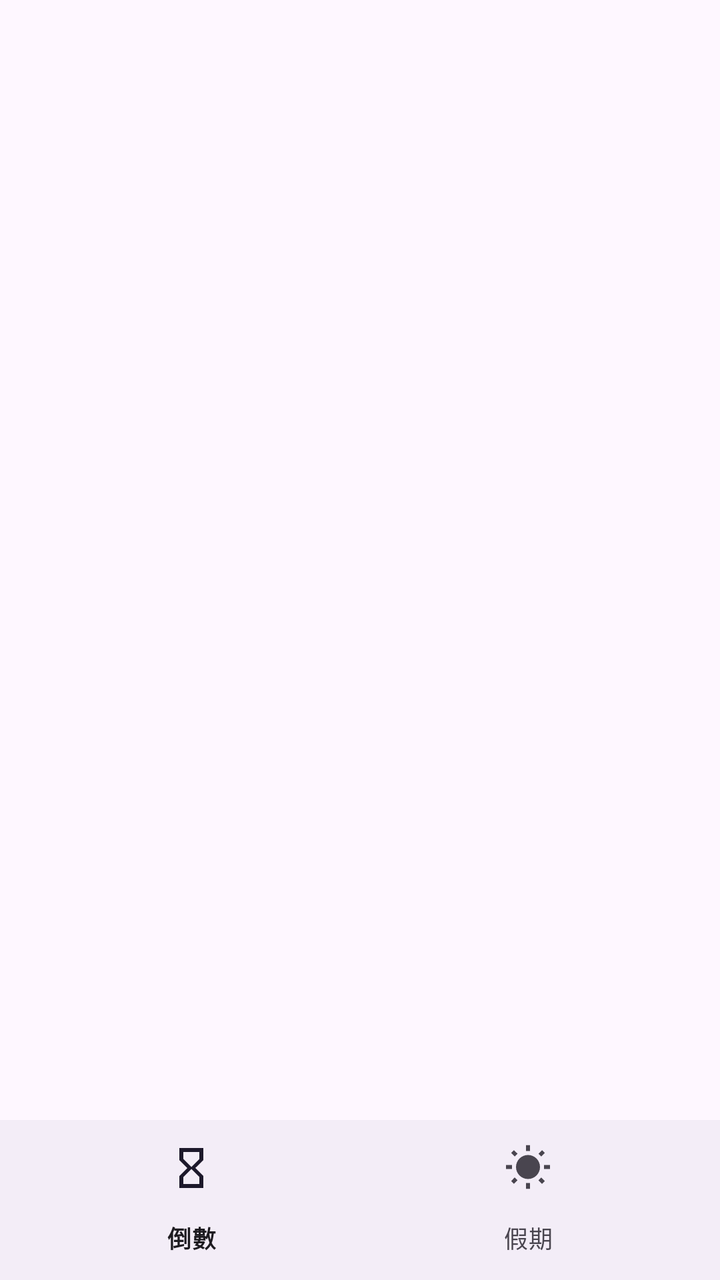
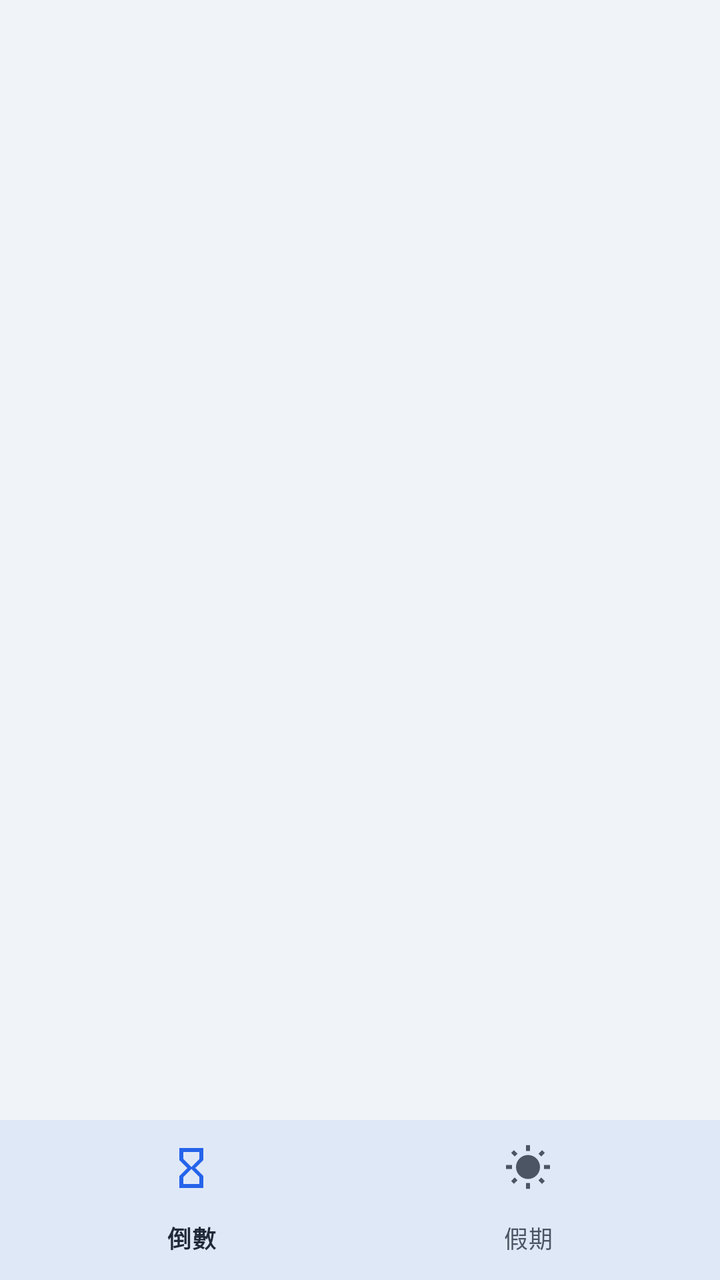

Two renders of the same Android screen: before a commit and after it. Below are the layout's source before the change and the commit's diff.
<!-- AndroidManifest.xml: application theme Theme.Countdown -->
<!-- res/layout/activity_main.xml -->
<?xml version="1.0" encoding="utf-8"?>
<LinearLayout xmlns:android="http://schemas.android.com/apk/res/android"
    android:layout_width="match_parent"
    android:layout_height="match_parent"
    android:orientation="vertical">

    <com.google.android.material.appbar.MaterialToolbar
        android:id="@+id/toolbar"
        android:layout_width="match_parent"
        android:layout_height="?attr/actionBarSize" />

    <FrameLayout
        android:id="@+id/container"
        android:layout_width="match_parent"
        android:layout_height="0dp"
        android:layout_weight="1" />

    <com.google.android.material.bottomnavigation.BottomNavigationView
        android:id="@+id/bottom_nav"
        android:layout_width="match_parent"
        android:layout_height="wrap_content"
        app:menu="@menu/bottom_nav"
        xmlns:app="http://schemas.android.com/apk/res-auto" />
</LinearLayout>
<!-- resources referenced by this layout -->
<resources>
  <style name="Theme.Countdown" parent="Theme.Material3.Light.NoActionBar">
          <item name="colorPrimary">#3F4FD8</item>
          <item name="colorOnPrimary">#FFFFFF</item>
          <item name="colorPrimaryContainer">#E0E3FF</item>
          <item name="colorOnPrimaryContainer">#0B1480</item>
          <item name="colorSecondary">#5B5F82</item>
          <item name="android:statusBarColor">?attr/colorSurface</item>
          <item name="android:windowLightStatusBar">true</item>
      </style>
</resources>

<!-- the commit's change to res/layout/activity_main.xml (unified diff, before → after) -->
@@ -1,7 +1,9 @@
 <?xml version="1.0" encoding="utf-8"?>
 <LinearLayout xmlns:android="http://schemas.android.com/apk/res/android"
+    xmlns:app="http://schemas.android.com/apk/res-auto"
     android:layout_width="match_parent"
     android:layout_height="match_parent"
+    android:background="@color/soft_bg"
     android:orientation="vertical">
 
     <com.google.android.material.appbar.MaterialToolbar
@@ -19,6 +21,5 @@
         android:id="@+id/bottom_nav"
         android:layout_width="match_parent"
         android:layout_height="wrap_content"
-        app:menu="@menu/bottom_nav"
-        xmlns:app="http://schemas.android.com/apk/res-auto" />
+        app:menu="@menu/bottom_nav" />
 </LinearLayout>
<!-- resource entries referenced after the edit -->
@@ -1,13 +1,26 @@
 <!-- resources referenced by this layout -->
 <resources>
+  <color name="soft_bg">#F0F4F8</color>
   <style name="Theme.Countdown" parent="Theme.Material3.Light.NoActionBar">
-          <item name="colorPrimary">#3F4FD8</item>
-          <item name="colorOnPrimary">#FFFFFF</item>
-          <item name="colorPrimaryContainer">#E0E3FF</item>
-          <item name="colorOnPrimaryContainer">#0B1480</item>
-          <item name="colorSecondary">#5B5F82</item>
-          <item name="android:statusBarColor">?attr/colorSurface</item>
+          <item name="colorPrimary">@color/soft_blue</item>
+          <item name="colorOnPrimary">@color/soft_light</item>
+          <item name="colorSecondary">@color/soft_muted</item>
+          <item name="colorSurface">@color/soft_bg</item>
+          <item name="colorSurfaceContainer">@color/soft_bg</item>
+          <item name="colorOnSurface">@color/soft_text</item>
+          <item name="colorOnSurfaceVariant">@color/soft_muted</item>
+          <item name="colorSecondaryContainer">@color/soft_shadow</item>
+          <item name="colorOnSecondaryContainer">@color/soft_blue</item>
+          <item name="android:colorBackground">@color/soft_bg</item>
+          <item name="android:windowBackground">@color/soft_bg</item>
+          <item name="android:statusBarColor">@color/soft_bg</item>
+          <item name="android:navigationBarColor">@color/soft_bg</item>
           <item name="android:windowLightStatusBar">true</item>
       </style>
+  <color name="soft_blue">#2563EB</color>
+  <color name="soft_light">#FFFFFF</color>
+  <color name="soft_muted">#4B5563</color>
+  <color name="soft_text">#1F2937</color>
+  <color name="soft_shadow">#D1D9E6</color>
 </resources>
 
